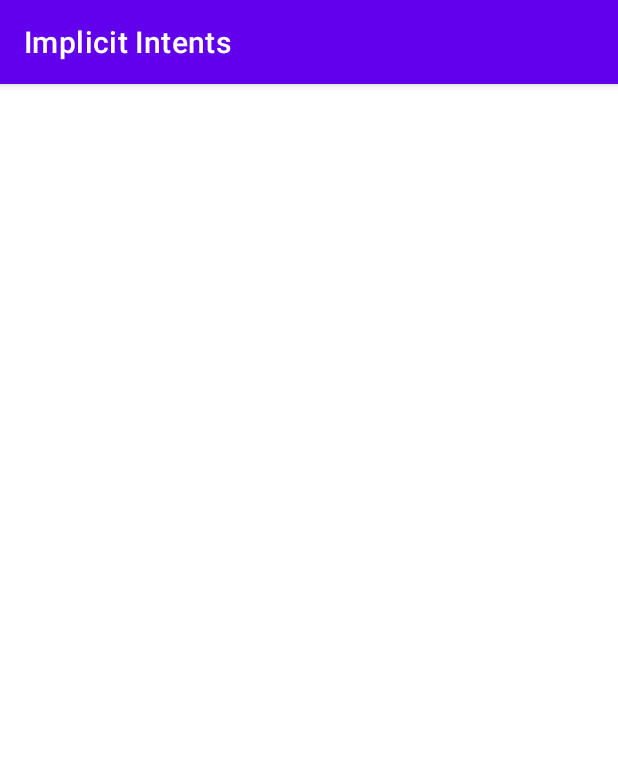
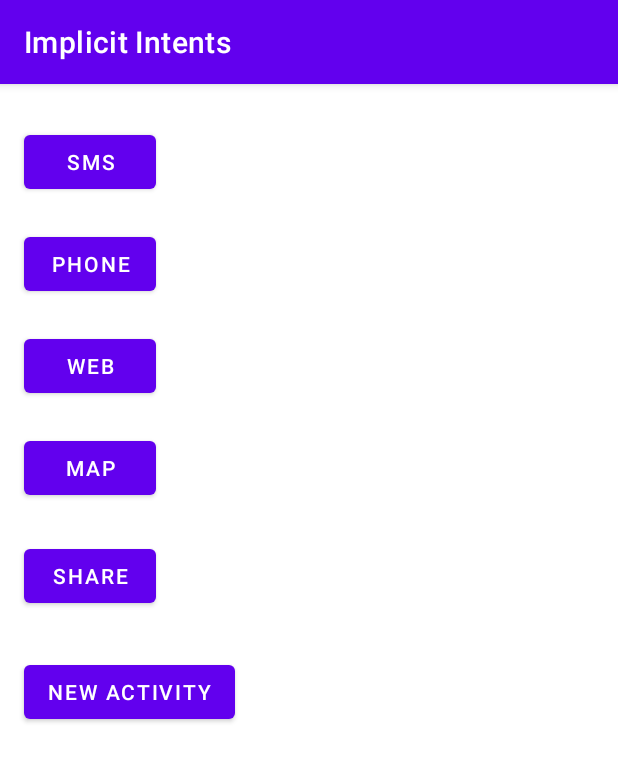
Before and after one commit to Yaredyy/CS374, an Android app: the screen it shows after launch (MainActivity), on a phone screen of 412 x 824 dp. Shown: the top 762 px of the screen. Run offline under Robolectric (Android 15) with nearby library versions, the phone set to English and light mode, and no system bars.

Commit message:
Finished Implicit Project
wasted this day smh

```diff
--- a/ImplicitIntents/app/src/main/res/layout/activity_main.xml
+++ b/ImplicitIntents/app/src/main/res/layout/activity_main.xml
@@ -5,4 +5,67 @@
     xmlns:app="http://schemas.android.com/apk/res-auto"
     android:layout_width="match_parent"
     android:layout_height="match_parent"
-    tools:context=".MainActivity"/>
+    tools:context=".MainActivity">
+
+    <Button
+        android:id="@+id/SMS_Button"
+        android:layout_width="wrap_content"
+        android:layout_height="wrap_content"
+        android:layout_marginStart="16dp"
+        android:layout_marginTop="28dp"
+        android:text="@string/SMS_Text"
+        app:layout_constraintStart_toStartOf="parent"
+        app:layout_constraintTop_toTopOf="parent" />
+
+    <Button
+        android:id="@+id/Phone_Button"
+        android:layout_width="wrap_content"
+        android:layout_height="wrap_content"
+        android:layout_marginStart="16dp"
+        android:layout_marginTop="20dp"
+        android:text="@string/Phone_Text"
+        app:layout_constraintStart_toStartOf="parent"
+        app:layout_constraintTop_toBottomOf="@+id/SMS_Button" />
+
+    <Button
+        android:id="@+id/Web_Button"
+        android:layout_width="wrap_content"
+        android:layout_height="wrap_content"
+        android:layout_marginStart="16dp"
+        android:layout_marginTop="20dp"
+        android:text="@string/Web_Text"
+        app:layout_constraintStart_toStartOf="parent"
+        app:layout_constraintTop_toBottomOf="@+id/Phone_Button" />
+
+    <Button
+        android:id="@+id/Map_Button"
+        android:layout_width="wrap_content"
+        android:layout_height="wrap_content"
+        android:layout_marginStart="16dp"
+        android:layout_marginTop="20dp"
+        android:text="@string/Map_Text"
+        app:layout_constraintStart_toStartOf="parent"
+        app:layout_constraintTop_toBottomOf="@+id/Web_Button" />
+
+    <Button
+        android:id="@+id/Share_Button"
+        android:layout_width="wrap_content"
+        android:layout_height="wrap_content"
+        android:layout_marginStart="16dp"
+        android:layout_marginTop="24dp"
+        android:text="@string/Share_Text"
+        app:layout_constraintStart_toStartOf="parent"
+        app:layout_constraintTop_toBottomOf="@+id/Map_Button" />
+
+    <Button
+        android:id="@+id/New_Activity_Button"
+        android:layout_width="wrap_content"
+        android:layout_height="wrap_content"
+        android:layout_marginStart="16dp"
+        android:layout_marginBottom="24dp"
+        android:text="@string/New_Activity_Text"
+        app:layout_constraintBottom_toBottomOf="parent"
+        app:layout_constraintStart_toStartOf="parent"
+        app:layout_constraintTop_toBottomOf="@+id/Share_Button"
+        app:layout_constraintVertical_bias="0.085" />
+</androidx.constraintlayout.widget.ConstraintLayout>
--- a/ImplicitIntents/app/src/main/res/values/strings.xml
+++ b/ImplicitIntents/app/src/main/res/values/strings.xml
@@ -9,4 +9,12 @@
 
     <string name="edittext_share">\'Twas brillig and the slithy toves</string>
     <string name="button_share">Share This Text</string>
+    <string name="SMS_Text">SMS</string>
+    <string name="Phone_Text">PHONE</string>
+    <string name="Web_Text">WEB</string>
+    <string name="Map_Text">MAP</string>
+    <string name="Share_Text">SHARE</string>
+    <string name="New_Activity_Text">NEW ACTIVITY</string>
+
+    <string name="Chooser_Text">Share</string>
 </resources>
```
Also changed, not shown: ImplicitIntents/app/src/main/java/com/example/implicitintents/MainActivity.java (+73 -0 lines).
